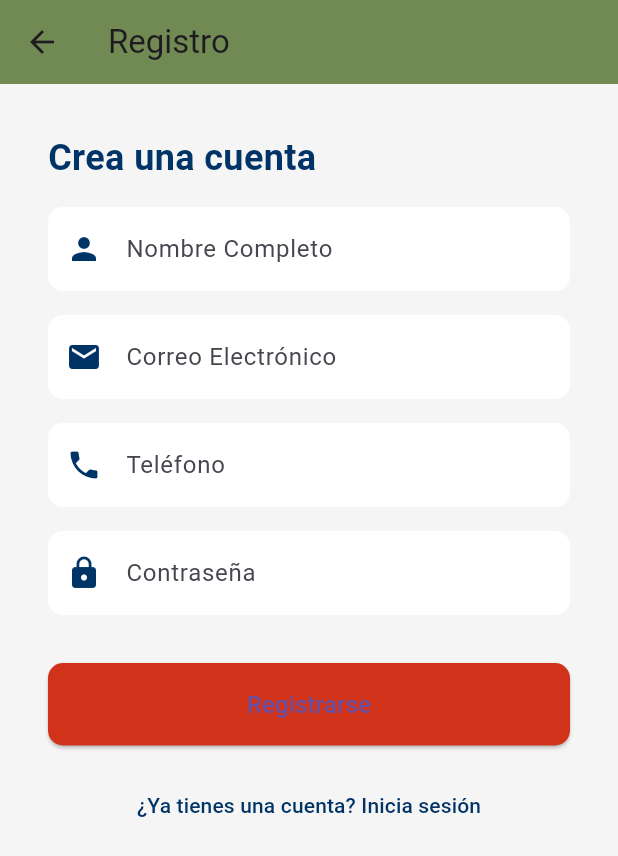
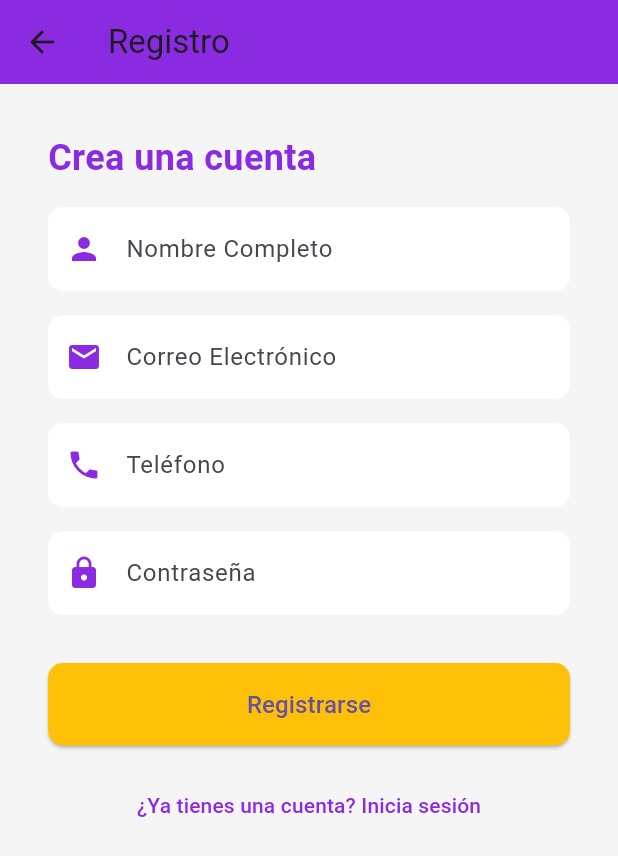
Before and after one commit to luciia14/Interfaces, a Flutter app: the screen it shows after launch, after a tap on "Regístrate aquí", on a phone screen of 412 x 824 dp. Shown: the top 856 px of the screen. Run offline on Flutter 3.47's test engine with Material 3 defaults, Android fonts, the phone set to English and light mode, and no system bars.

Commit message:
Update login_view.dart rama rama

```diff
--- a/lib/login_view.dart
+++ b/lib/login_view.dart
@@ -1,6 +1,7 @@
 import 'package:flutter/material.dart';
 import 'products_lists_view.dart';
 import 'autenticacion.dart';
+
 
 class LoginView extends StatefulWidget {
   const LoginView({super.key});
@@ -25,17 +26,25 @@ class _LoginViewState extends State<LoginView> {
             children: [
               // Logo de imagen
               Image.asset(
-                'assets/logo_app.png',
+                'assets/logo_app_color.png',
               ),
               const SizedBox(height: 20),
 
               // Título de bienvenida
               Text(
-                'Bienvenido',
+                'Bienvenid@ a Trekko',
                 style: TextStyle(
                   fontSize: 24,
                   fontWeight: FontWeight.bold,
-                  color: const Color(0xFF003366), // Azul marino
+                  color: const Color(0xFF8A2BE2), // Lila
+                ),
+                textAlign: TextAlign.center,
+              ),
+              Text(
+                '~Descubre la magia del mundo con nosotras~',
+                style: TextStyle(
+                  fontSize: 16,
+                  color: const Color(0xFF8A2BE2), // Lila
                 ),
                 textAlign: TextAlign.center,
               ),
@@ -53,8 +62,8 @@ class _LoginViewState extends State<LoginView> {
                   filled: true,
                   fillColor: Colors.white,
                   labelText: 'Correo Electrónico',
-                  labelStyle: const TextStyle(color: Color(0xFF003366)), // Azul marino
-                  prefixIcon: const Icon(Icons.email, color: Color(0xFF003366)),
+                  labelStyle: const TextStyle(color: Color(0xFF8A2BE2)), // Lila
+                  prefixIcon: const Icon(Icons.email, color: Color(0xFF8A2BE2)), // Lila
                   border: OutlineInputBorder(
                     borderRadius: BorderRadius.circular(10),
                     borderSide: BorderSide.none,
@@ -71,8 +80,8 @@ class _LoginViewState extends State<LoginView> {
                   filled: true,
                   fillColor: Colors.white,
                   labelText: 'Contraseña',
-                  labelStyle: const TextStyle(color: Color(0xFF003366)), // Azul marino
-                  prefixIcon: const Icon(Icons.lock, color: Color(0xFF003366)),
+                  labelStyle: const TextStyle(color: Color(0xFF8A2BE2)), // Lila
+                  prefixIcon: const Icon(Icons.lock, color: Color(0xFF8A2BE2)), // Lila
                   border: OutlineInputBorder(
                     borderRadius: BorderRadius.circular(10),
                     borderSide: BorderSide.none,
@@ -119,7 +128,7 @@ class _LoginViewState extends State<LoginView> {
       }
     },
                   style: ElevatedButton.styleFrom(
-                    backgroundColor: const Color.fromARGB(255, 209, 50, 26), // Rojo brillante
+                    backgroundColor: const Color(0xFFFFC107), // Naranja claro
                     padding: const EdgeInsets.symmetric(vertical: 16),
                     shape: RoundedRectangleBorder(
                       borderRadius: BorderRadius.circular(10),
@@ -127,7 +136,7 @@ class _LoginViewState extends State<LoginView> {
                   ),
                   child: const Text(
                     'Iniciar Sesión',
-                    style: TextStyle(fontSize: 16),
+                    style: TextStyle(fontSize: 16, color: Color.fromARGB(255, 0, 0, 0)),
                   ),
                 ),
               ),
@@ -150,7 +159,7 @@ class _LoginViewState extends State<LoginView> {
                     },
                     child: const Text(
                       'Regístrate aquí',
-                      style: TextStyle(color: Color(0xFF003366)),  // Azul marino
+                      style: TextStyle(color: Color(0xFF8A2BE2)), // Lila
                     ),
                   ),
                 ],
@@ -171,6 +180,7 @@ class _LoginViewState extends State<LoginView> {
     );
   }
 }
+
 
 
 class RegisterView extends StatefulWidget {
@@ -222,7 +232,7 @@ class _RegisterViewState extends State<RegisterView> {
     return Scaffold(
       appBar: AppBar(
         title: const Text('Registro'),
-        backgroundColor: const Color.fromARGB(255, 113, 138, 84), // Azul marino
+        backgroundColor: const Color(0xFF8A2BE2), // Lila
       ),
       backgroundColor: const Color(0xFFF5F5F5),
       body: SingleChildScrollView(
@@ -238,7 +248,7 @@ class _RegisterViewState extends State<RegisterView> {
                 style: TextStyle(
                   fontSize: 24,
                   fontWeight: FontWeight.bold,
-                  color: Color(0xFF003366), // Azul marino
+                  color: Color(0xFF8A2BE2), // Lila
                 ),
               ),
               const SizedBox(height: 16),
@@ -248,7 +258,7 @@ class _RegisterViewState extends State<RegisterView> {
                 controller: _nameController,
                 decoration: InputDecoration(
                   labelText: 'Nombre Completo',
-                  prefixIcon: const Icon(Icons.person, color: Color(0xFF003366)), // Azul marino
+                  prefixIcon: const Icon(Icons.person, color: Color(0xFF8A2BE2)), // Lila
                   filled: true,
                   fillColor: Colors.white,
                   border: OutlineInputBorder(
@@ -270,7 +280,7 @@ class _RegisterViewState extends State<RegisterView> {
                 controller: _emailController,
                 decoration: InputDecoration(
                   labelText: 'Correo Electrónico',
-                  prefixIcon: const Icon(Icons.email, color: Color(0xFF003366)), // Azul marino
+                  prefixIcon: const Icon(Icons.email, color: Color(0xFF8A2BE2)), // Lila
                   filled: true,
                   fillColor: Colors.white,
                   border: OutlineInputBorder(
@@ -288,7 +298,7 @@ class _RegisterViewState extends State<RegisterView> {
                 controller: _phoneController,
                 decoration: InputDecoration(
                   labelText: 'Teléfono',
-                  prefixIcon: const Icon(Icons.phone, color: Color(0xFF003366)), // Azul marino
+                  prefixIcon: const Icon(Icons.phone, color: Color(0xFF8A2BE2)), // Lila
                   filled: true,
                   fillColor: Colors.white,
                   border: OutlineInputBorder(
@@ -306,7 +316,7 @@ class _RegisterViewState extends State<RegisterView> {
                 controller: _passwordController,
                 decoration: InputDecoration(
                   labelText: 'Contraseña',
-                  prefixIcon: const Icon(Icons.lock, color: Color(0xFF003366)), // Azul marino
+                  prefixIcon: const Icon(Icons.lock, color: Color(0xFF8A2BE2)), // Lila
                   filled: true,
                   fillColor: Colors.white,
                   border: OutlineInputBorder(
@@ -330,7 +340,7 @@ class _RegisterViewState extends State<RegisterView> {
                 child: ElevatedButton(
                   onPressed: _register,
                   style: ElevatedButton.styleFrom(
-                    backgroundColor: const Color.fromARGB(255, 209, 50, 26), // Rojo brillante
+                    backgroundColor: const Color(0xFFFFC107), // Naranja claro
                     padding: const EdgeInsets.symmetric(vertical: 16),
                     shape: RoundedRectangleBorder(
                       borderRadius: BorderRadius.circular(10),
@@ -352,7 +362,7 @@ class _RegisterViewState extends State<RegisterView> {
                   },
                   child: const Text(
                     '¿Ya tienes una cuenta? Inicia sesión',
-                    style: TextStyle(color: Color(0xFF003366)), // Azul marino
+                    style: TextStyle(color: Color(0xFF8A2BE2)), // Lila
                   ),
                 ),
               ),
```
